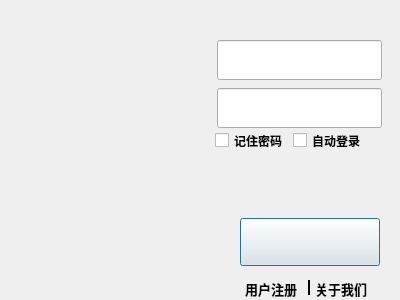
Above: Poker/login.ui from hyc1365308/Poker before the change. Below: the same form after it.
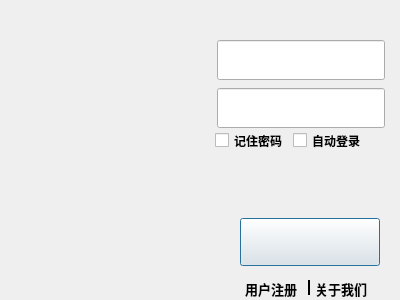
That is the form after the change. Icons and pictures are not drawn.

Patch:
```diff
--- a/Poker/login.ui
+++ b/Poker/login.ui
@@ -47,7 +47,7 @@
     <rect>
      <x>217</x>
      <y>88</y>
-     <width>165</width>
+     <width>168</width>
      <height>40</height>
     </rect>
    </property>
@@ -78,7 +78,7 @@
     <rect>
      <x>217</x>
      <y>40</y>
-     <width>165</width>
+     <width>168</width>
      <height>40</height>
     </rect>
    </property>
@@ -90,6 +90,9 @@
      <bold>true</bold>
     </font>
    </property>
+   <property name="autoFillBackground">
+    <bool>false</bool>
+   </property>
    <property name="styleSheet">
     <string notr="true">border-image: url(:/source/picture/background/inputLine.jpg);</string>
    </property>
```
Left out of the diff: 4 changed lines with no effect on the pictures.
